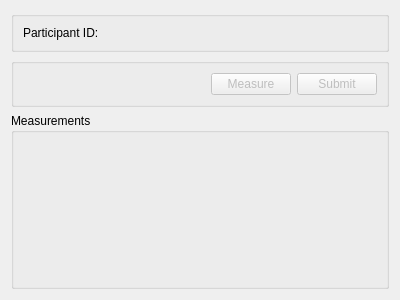
CLSA/cypress, file src/dialogs/fraxdialog.ui: the form before one commit.
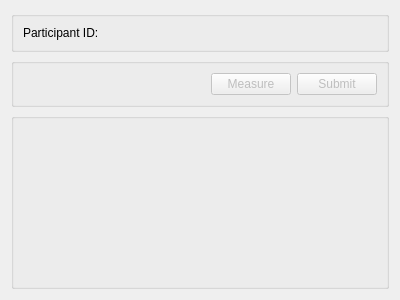
The form after the commit.

Diff of the .ui file:
```diff
--- a/src/dialogs/fraxdialog.ui
+++ b/src/dialogs/fraxdialog.ui
@@ -110,7 +110,7 @@
       </sizepolicy>
      </property>
      <property name="title">
-      <string>Measurements</string>
+      <string/>
      </property>
     </widget>
    </item>
```
